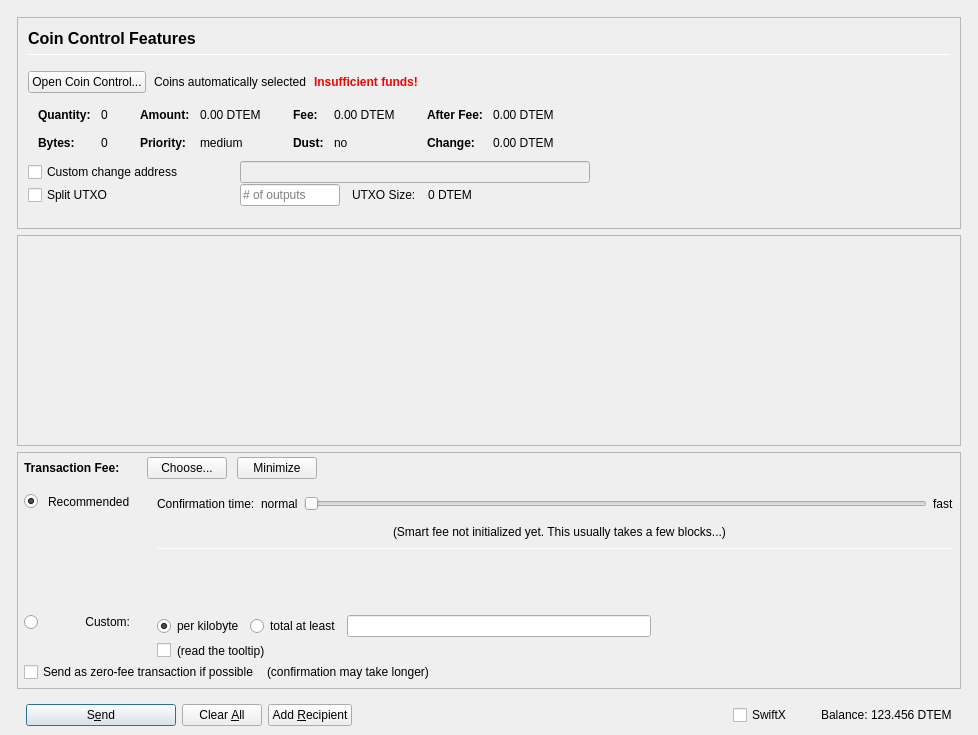
Old version of the form src/qt/forms/sendcoinsdialog.ui in the repository camenlx/dystem-core.
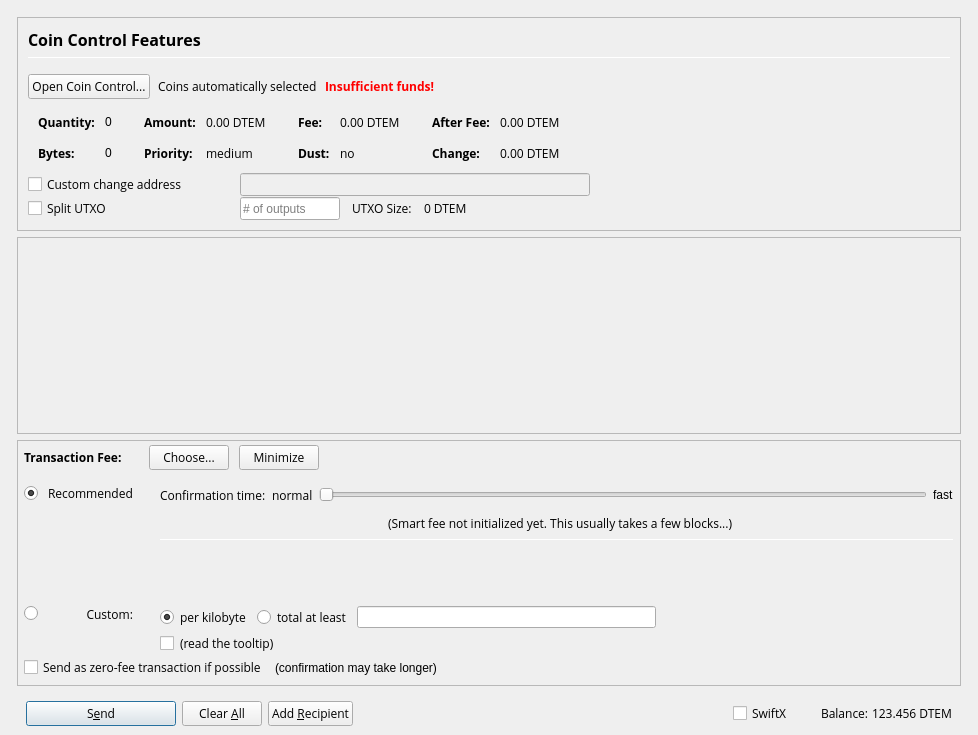
New version of the form. Icons and pictures are not drawn. Custom widgets are drawn as their Qt base class.

```diff
--- a/src/qt/forms/sendcoinsdialog.ui
+++ b/src/qt/forms/sendcoinsdialog.ui
@@ -157,6 +157,7 @@
                     </property>
                     <property name="font">
                      <font>
+                      <family>Open Sans</family>
                       <pointsize>12</pointsize>
                       <weight>75</weight>
                       <bold>true</bold>
@@ -203,6 +204,11 @@
                 </property>
                 <item>
                  <widget class="QPushButton" name="pushButtonCoinControl">
+                  <property name="font">
+                   <font>
+                    <family>Open Sans</family>
+                   </font>
+                  </property>
                   <property name="styleSheet">
                    <string notr="true"/>
                   </property>
@@ -216,6 +222,11 @@
                 </item>
                 <item>
                  <widget class="QLabel" name="labelCoinControlAutomaticallySelected">
+                  <property name="font">
+                   <font>
+                    <family>Open Sans</family>
+                   </font>
+                  </property>
                   <property name="text">
                    <string>Coins automatically selected</string>
                   </property>
@@ -228,6 +239,7 @@
                  <widget class="QLabel" name="labelCoinControlInsuffFunds">
                   <property name="font">
                    <font>
+                    <family>Open Sans</family>
                     <weight>75</weight>
                     <bold>true</bold>
                    </font>
@@ -320,6 +332,7 @@
                       <widget class="QLabel" name="labelCoinControlQuantityText">
                        <property name="font">
                         <font>
+                         <family>Open Sans</family>
                          <weight>75</weight>
                          <bold>true</bold>
                         </font>
@@ -355,6 +368,7 @@
                       <widget class="QLabel" name="labelCoinControlBytesText">
                        <property name="font">
                         <font>
+                         <family>Open Sans</family>
                          <weight>75</weight>
                          <bold>true</bold>
                         </font>
@@ -403,6 +417,7 @@
                       <widget class="QLabel" name="labelCoinControlAmountText">
                        <property name="font">
                         <font>
+                         <family>Open Sans</family>
                          <weight>75</weight>
                          <bold>true</bold>
                         </font>
@@ -417,6 +432,11 @@
                      </item>
                      <item row="0" column="1">
                       <widget class="QLabel" name="labelCoinControlAmount">
+                       <property name="font">
+                        <font>
+                         <family>Open Sans</family>
+                        </font>
+                       </property>
                        <property name="cursor">
                         <cursorShape>IBeamCursor</cursorShape>
                        </property>
@@ -435,6 +455,7 @@
                       <widget class="QLabel" name="labelCoinControlPriorityText">
                        <property name="font">
                         <font>
+                         <family>Open Sans</family>
                          <weight>75</weight>
                          <bold>true</bold>
                         </font>
@@ -446,6 +467,11 @@
                      </item>
                      <item row="1" column="1">
                       <widget class="QLabel" name="labelCoinControlPriority">
+                       <property name="font">
+                        <font>
+                         <family>Open Sans</family>
+                        </font>
+                       </property>
                        <property name="cursor">
                         <cursorShape>IBeamCursor</cursorShape>
                        </property>
@@ -483,6 +509,7 @@
                       <widget class="QLabel" name="labelCoinControlFeeText">
                        <property name="font">
                         <font>
+                         <family>Open Sans</family>
                          <weight>75</weight>
                          <bold>true</bold>
                         </font>
@@ -497,6 +524,11 @@
                      </item>
                      <item row="0" column="1">
                       <widget class="QLabel" name="labelCoinControlFee">
+                       <property name="font">
+                        <font>
+                         <family>Open Sans</family>
+                        </font>
+                       </property>
                        <property name="cursor">
                         <cursorShape>IBeamCursor</cursorShape>
                        </property>
@@ -515,6 +547,7 @@
                       <widget class="QLabel" name="labelCoinControlLowOutputText">
                        <property name="font">
                         <font>
+                         <family>Open Sans</family>
                          <weight>75</weight>
                          <bold>true</bold>
                         </font>
@@ -526,6 +559,11 @@
                      </item>
                      <item row="1" column="1">
                       <widget class="QLabel" name="labelCoinControlLowOutput">
+                       <property name="font">
+                        <font>
+                         <family>Open Sans</family>
+                        </font>
+                       </property>
                        <property name="cursor">
                         <cursorShape>IBeamCursor</cursorShape>
                        </property>
@@ -563,6 +601,7 @@
                       <widget class="QLabel" name="labelCoinControlAfterFeeText">
                        <property name="font">
                         <font>
+                         <family>Open Sans</family>
                          <weight>75</weight>
                          <bold>true</bold>
                         </font>
@@ -577,6 +616,11 @@
                      </item>
                      <item row="0" column="1">
                       <widget class="QLabel" name="labelCoinControlAfterFee">
+                       <property name="font">
+                        <font>
+                         <family>Open Sans</family>
+                        </font>
+                       </property>
                        <property name="cursor">
                         <cursorShape>IBeamCursor</cursorShape>
                        </property>
@@ -595,6 +639,7 @@
                       <widget class="QLabel" name="labelCoinControlChangeText">
                        <property name="font">
                         <font>
+                         <family>Open Sans</family>
                          <weight>75</weight>
                          <bold>true</bold>
                         </font>
@@ -606,6 +651,11 @@
                      </item>
                      <item row="1" column="1">
                       <widget class="QLabel" name="labelCoinControlChange">
+                       <property name="font">
+                        <font>
+                         <family>Open Sans</family>
+                        </font>
+                       </property>
                        <property name="cursor">
                         <cursorShape>IBeamCursor</cursorShape>
                        </property>
@@ -661,6 +711,11 @@
                     <height>16777215</height>
                    </size>
                   </property>
+                  <property name="font">
+                   <font>
+                    <family>Open Sans</family>
+                   </font>
+                  </property>
                   <property name="toolTip">
                    <string>If this is activated, but the change address is empty or invalid, change will be sent to a newly generated address.</string>
                   </property>
@@ -740,6 +795,11 @@
                     <height>16777215</height>
                    </size>
                   </property>
+                  <property name="font">
+                   <font>
+                    <family>Open Sans</family>
+                   </font>
+                  </property>
                   <property name="text">
                    <string>Split UTXO</string>
                   </property>
@@ -772,6 +832,11 @@
                 </item>
                 <item>
                  <widget class="QLabel" name="labelBlockSizeText">
+                  <property name="font">
+                   <font>
+                    <family>Open Sans</family>
+                   </font>
+                  </property>
                   <property name="text">
                    <string>UTXO Size:</string>
                   </property>
@@ -779,6 +844,11 @@
                 </item>
                 <item>
                  <widget class="QLabel" name="labelBlockSize">
+                  <property name="font">
+                   <font>
+                    <family>Open Sans</family>
+                   </font>
+                  </property>
                   <property name="text">
                    <string>0 DTEM</string>
                   </property>
@@ -829,7 +899,7 @@
              <x>0</x>
              <y>0</y>
              <width>938</width>
-             <height>87</height>
+             <height>73</height>
             </rect>
            </property>
            <layout class="QVBoxLayout" name="verticalLayout_2" stretch="0,1">
@@ -960,6 +1030,7 @@
                      </property>
                      <property name="font">
                       <font>
+                       <family>Open Sans</family>
                        <weight>75</weight>
                        <bold>true</bold>
                       </font>
@@ -981,6 +1052,11 @@
                    </item>
                    <item>
                     <widget class="QPushButton" name="buttonChooseFee">
+                     <property name="font">
+                      <font>
+                       <family>Open Sans</family>
+                      </font>
+                     </property>
                      <property name="text">
                       <string>Choose...</string>
                      </property>
@@ -988,6 +1064,11 @@
                    </item>
                    <item>
                     <widget class="QPushButton" name="buttonMinimizeFee">
+                     <property name="font">
+                      <font>
+                       <family>Open Sans</family>
+                      </font>
+                     </property>
                      <property name="toolTip">
                       <string>collapse fee-settings</string>
                      </property>
@@ -1106,6 +1187,11 @@
                   </item>
                   <item row="3" column="1">
                    <widget class="QLabel" name="labelCustomFee">
+                    <property name="font">
+                     <font>
+                      <family>Open Sans</family>
+                     </font>
+                    </property>
                     <property name="text">
                      <string>Custom:</string>
                     </property>
@@ -1123,6 +1209,11 @@
                      <layout class="QHBoxLayout" name="horizontalLayoutFee13">
                       <item>
                        <widget class="QRadioButton" name="radioCustomPerKilobyte">
+                        <property name="font">
+                         <font>
+                          <family>Open Sans</family>
+                         </font>
+                        </property>
                         <property name="toolTip">
                          <string>If the custom fee is set to 1000 uDTEMs and the transaction is only 250 bytes, then &quot;per kilobyte&quot; only pays 250 uDTEMs in fee,&lt;br /&gt;while &quot;at least&quot; pays 1000 uDTEMs. For transactions bigger than a kilobyte both pay by kilobyte.</string>
                         </property>
@@ -1139,6 +1230,11 @@
                       </item>
                       <item>
                        <widget class="QRadioButton" name="radioCustomAtLeast">
+                        <property name="font">
+                         <font>
+                          <family>Open Sans</family>
+                         </font>
+                        </property>
                         <property name="toolTip">
                          <string>If the custom fee is set to 1000 uDTEMs and the transaction is only 250 bytes, then &quot;per kilobyte&quot; only pays 250 uDTEMs in fee,&lt;br /&gt;while &quot;total at least&quot; pays 1000 uDTEMs. For transactions bigger than a kilobyte both pay by kilobyte.</string>
                         </property>
@@ -1185,6 +1281,11 @@
                         <property name="enabled">
                          <bool>true</bool>
                         </property>
+                        <property name="font">
+                         <font>
+                          <family>Open Sans</family>
+                         </font>
+                        </property>
                         <property name="toolTip">
                          <string>Paying only the minimum fee is just fine as long as there is less transaction volume than space in the blocks.&lt;br /&gt;But be aware that this can end up in a never confirming transaction once there is more demand for DYSTEM transactions than the network can process.</string>
                         </property>
@@ -1215,6 +1316,11 @@
                   </item>
                   <item row="1" column="1">
                    <widget class="QLabel" name="labelSmartFee_2">
+                    <property name="font">
+                     <font>
+                      <family>Open Sans</family>
+                     </font>
+                    </property>
                     <property name="text">
                      <string>Recommended</string>
                     </property>
@@ -1235,6 +1341,11 @@
                      <layout class="QHBoxLayout" name="horizontalLayoutFee9">
                       <item>
                        <widget class="QLabel" name="labelSmartFee3">
+                        <property name="font">
+                         <font>
+                          <family>Open Sans</family>
+                         </font>
+                        </property>
                         <property name="text">
                          <string>Confirmation time:</string>
                         </property>
@@ -1245,6 +1356,11 @@
                       </item>
                       <item>
                        <widget class="QLabel" name="labelSmartFeeNormal">
+                        <property name="font">
+                         <font>
+                          <family>Open Sans</family>
+                         </font>
+                        </property>
                         <property name="text">
                          <string>normal</string>
                         </property>
@@ -1326,6 +1442,11 @@
                       </item>
                       <item>
                        <widget class="QLabel" name="labelSmartFee2">
+                        <property name="font">
+                         <font>
+                          <family>Open Sans</family>
+                         </font>
+                        </property>
                         <property name="text">
                          <string>(Smart fee not initialized yet. This usually takes a few blocks...)</string>
                         </property>
@@ -1457,6 +1578,11 @@
                   </property>
                   <item>
                    <widget class="QCheckBox" name="checkBoxFreeTx">
+                    <property name="font">
+                     <font>
+                      <family>Open Sans</family>
+                     </font>
+                    </property>
                     <property name="text">
                      <string>Send as zero-fee transaction if possible</string>
                     </property>
@@ -1535,6 +1661,11 @@
                <height>0</height>
               </size>
              </property>
+             <property name="font">
+              <font>
+               <family>Open Sans</family>
+              </font>
+             </property>
              <property name="toolTip">
               <string>Confirm the send action</string>
              </property>
@@ -1561,6 +1692,11 @@
                <verstretch>0</verstretch>
               </sizepolicy>
              </property>
+             <property name="font">
+              <font>
+               <family>Open Sans</family>
+              </font>
+             </property>
              <property name="toolTip">
               <string>Clear all fields of the form.</string>
              </property>
@@ -1578,6 +1714,11 @@
            </item>
            <item>
             <widget class="QPushButton" name="addButton">
+             <property name="font">
+              <font>
+               <family>Open Sans</family>
+              </font>
+             </property>
              <property name="toolTip">
               <string>Send to multiple recipients at once</string>
              </property>
@@ -1622,6 +1763,11 @@
                  <height>0</height>
                 </size>
                </property>
+               <property name="font">
+                <font>
+                 <family>Open Sans</family>
+                </font>
+               </property>
                <property name="text">
                 <string>SwiftX</string>
                </property>
@@ -1629,6 +1775,11 @@
              </item>
              <item>
               <widget class="QLabel" name="label">
+               <property name="font">
+                <font>
+                 <family>Open Sans</family>
+                </font>
+               </property>
                <property name="text">
                 <string>Balance:</string>
                </property>
@@ -1642,6 +1793,11 @@
                  <verstretch>0</verstretch>
                 </sizepolicy>
                </property>
+               <property name="font">
+                <font>
+                 <family>Open Sans</family>
+                </font>
+               </property>
                <property name="cursor">
                 <cursorShape>IBeamCursor</cursorShape>
                </property>
```
Left out of the diff: 2 changed lines with no effect on the pictures.
